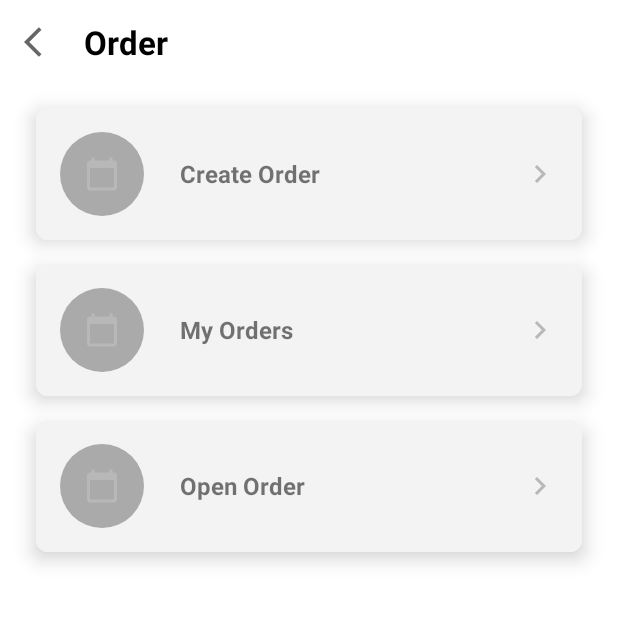
After one commit to onevisionpro/pickup-apps, an Android app: the OrderActivity screen opened directly, with no data from a screen before it, on a phone screen of 412 x 824 dp, the top half of it. The commit adds this screen. Run offline under Robolectric (Android 15) with nearby library versions, the phone set to English and light mode, and no system bars.

Commit message:
created order page

```diff
--- a/app/src/main/AndroidManifest.xml
+++ b/app/src/main/AndroidManifest.xml
@@ -9,7 +9,8 @@
         android:roundIcon="@mipmap/ic_launcher_round"
         android:supportsRtl="true"
         android:theme="@style/Theme.GoPickup">
-        <activity android:name=".presentation.create_order.CreateOrderActivity"></activity>
+        <activity android:name=".presentation.order.OrderActivity"></activity>
+        <activity android:name=".presentation.create_order.CreateOrderActivity" />
         <activity android:name=".presentation.otp.OTPActivity" />
         <activity android:name=".presentation.main.MainActivity" />
         <activity android:name=".presentation.login.LoginActivity" />
--- a/app/src/main/java/com/example/gopickup/presentation/main/MainActivity.kt
+++ b/app/src/main/java/com/example/gopickup/presentation/main/MainActivity.kt
@@ -57,7 +57,7 @@ class MainActivity : AppCompatActivity() {
 
     private fun initView() {
         binding.fab.setOnClickListener {
-            NavigationUtils.navigateToCreateOrderActivity(this)
+            NavigationUtils.navigateToOrderActivity(this)
         }
     }
 
--- /dev/null
+++ b/app/src/main/java/com/example/gopickup/presentation/order/OrderActivity.kt
@@ -0,0 +1,45 @@
+package com.example.gopickup.presentation.order
+
+import androidx.appcompat.app.AppCompatActivity
+import android.os.Bundle
+import com.example.gopickup.R
+import com.example.gopickup.databinding.ActivityOrderBinding
+import com.example.gopickup.utils.NavigationUtils
+import com.example.gopickup.utils.showToast
+
+class OrderActivity : AppCompatActivity() {
+
+    private var _binding: ActivityOrderBinding? = null
+    private val binding get() = _binding!!
+
+    override fun onCreate(savedInstanceState: Bundle?) {
+        super.onCreate(savedInstanceState)
+        _binding = ActivityOrderBinding.inflate(layoutInflater)
+        setContentView(binding.root)
+
+        initView()
+
+    }
+
+    private fun initView() {
+        binding.toolbar.tvToolbarTitle.text = "Order"
+        binding.toolbar.icBack.setOnClickListener { finish() }
+
+        binding.createOrder.setOnClickListener {
+            NavigationUtils.navigateToCreateOrderActivity(this)
+        }
+
+        binding.myOrders.setOnClickListener {
+            showToast("my orders clicked")
+        }
+
+        binding.openOrder.setOnClickListener {
+            showToast("open order clicked")
+        }
+    }
+
+    override fun onDestroy() {
+        super.onDestroy()
+        _binding = null
+    }
+}
--- a/app/src/main/java/com/example/gopickup/utils/NavigationUtils.kt
+++ b/app/src/main/java/com/example/gopickup/utils/NavigationUtils.kt
@@ -5,6 +5,7 @@ import android.content.Intent
 import com.example.gopickup.presentation.create_order.CreateOrderActivity
 import com.example.gopickup.presentation.login.LoginActivity
 import com.example.gopickup.presentation.main.MainActivity
+import com.example.gopickup.presentation.order.OrderActivity
 import com.example.gopickup.presentation.otp.OTPActivity
 
 object NavigationUtils {
@@ -24,4 +25,8 @@ object NavigationUtils {
     fun navigateToCreateOrderActivity(activity: Activity) {
         activity.startActivity(Intent(activity, CreateOrderActivity::class.java))
     }
+
+    fun navigateToOrderActivity(activity: Activity) {
+        activity.startActivity(Intent(activity, OrderActivity::class.java))
+    }
 }
--- /dev/null
+++ b/app/src/main/res/drawable-v24/view_rounded_50_darker_gray.xml
@@ -0,0 +1,8 @@
+<?xml version="1.0" encoding="utf-8"?>
+<shape xmlns:android="http://schemas.android.com/apk/res/android"
+    android:shape="rectangle">
+
+    <corners android:radius="50dp" />
+    <solid android:color="@android:color/darker_gray" />
+
+</shape>
--- /dev/null
+++ b/app/src/main/res/drawable/ic_baseline_keyboard_arrow_right_24.xml
@@ -0,0 +1,5 @@
+<vector android:height="24dp" android:tint="#B8B8B8"
+    android:viewportHeight="24" android:viewportWidth="24"
+    android:width="24dp" xmlns:android="http://schemas.android.com/apk/res/android">
+    <path android:fillColor="@android:color/white" android:pathData="M8.59,16.59L13.17,12 8.59,7.41 10,6l6,6 -6,6 -1.41,-1.41z"/>
+</vector>
--- a/app/src/main/res/layout/activity_main.xml
+++ b/app/src/main/res/layout/activity_main.xml
@@ -39,7 +39,6 @@
         android:layout_height="wrap_content"
         app:tint="@color/white"
         android:contentDescription="@string/app_name"
-
         android:src="@drawable/ic_baseline_add_24"
         app:layout_anchor="@id/bottomAppBar" />
 
--- /dev/null
+++ b/app/src/main/res/layout/activity_order.xml
@@ -0,0 +1,152 @@
+<?xml version="1.0" encoding="utf-8"?>
+<LinearLayout xmlns:android="http://schemas.android.com/apk/res/android"
+    xmlns:app="http://schemas.android.com/apk/res-auto"
+    xmlns:tools="http://schemas.android.com/tools"
+    android:layout_width="match_parent"
+    android:layout_height="match_parent"
+    android:orientation="vertical"
+    tools:context=".presentation.order.OrderActivity">
+
+    <include
+        android:id="@+id/toolbar"
+        layout="@layout/custom_toolbar_back" />
+
+    <com.google.android.material.card.MaterialCardView
+        android:id="@+id/create_order"
+        android:layout_width="match_parent"
+        android:layout_height="wrap_content"
+        android:layout_marginStart="24dp"
+        android:layout_marginTop="16dp"
+        android:layout_marginEnd="24dp"
+        app:cardCornerRadius="8dp"
+        app:cardElevation="8dp">
+
+        <RelativeLayout
+            android:layout_width="match_parent"
+            android:layout_height="wrap_content"
+            android:background="@color/gray"
+            android:padding="16dp">
+
+            <ImageView
+                android:id="@+id/ic_create_order"
+                android:layout_width="wrap_content"
+                android:layout_height="wrap_content"
+                android:background="@drawable/view_rounded_50_darker_gray"
+                android:padding="16dp"
+                android:src="@drawable/ic_baseline_calendar_today_24"
+                tools:viewBindingIgnore="true" />
+
+            <TextView
+                android:layout_width="wrap_content"
+                android:layout_height="wrap_content"
+                android:text="Create Order"
+                android:layout_toEndOf="@id/ic_create_order"
+                android:layout_centerVertical="true"
+                android:layout_marginStart="24dp"
+                android:textSize="16sp"
+                android:textStyle="bold"/>
+
+            <ImageView
+                android:layout_width="wrap_content"
+                android:layout_height="wrap_content"
+                android:src="@drawable/ic_baseline_keyboard_arrow_right_24"
+                android:layout_centerVertical="true"
+                android:layout_alignParentEnd="true"/>
+
+        </RelativeLayout>
+
+    </com.google.android.material.card.MaterialCardView>
+
+    <com.google.android.material.card.MaterialCardView
+        android:id="@+id/my_orders"
+        android:layout_width="match_parent"
+        android:layout_height="wrap_content"
+        android:layout_marginStart="24dp"
+        android:layout_marginTop="16dp"
+        android:layout_marginEnd="24dp"
+        app:cardCornerRadius="8dp"
+        app:cardElevation="8dp">
+
+        <RelativeLayout
+            android:layout_width="match_parent"
+            android:layout_height="wrap_content"
+            android:background="@color/gray"
+            android:padding="16dp">
+
+            <ImageView
+                android:id="@+id/ic_my_orders"
+                android:layout_width="wrap_content"
+                android:layout_height="wrap_content"
+                android:background="@drawable/view_rounded_50_darker_gray"
+                android:padding="16dp"
+                android:src="@drawable/ic_baseline_calendar_today_24"
+                tools:viewBindingIgnore="true" />
+
+            <TextView
+                android:layout_width="wrap_content"
+                android:layout_height="wrap_content"
+                android:text="My Orders"
+                android:layout_toEndOf="@id/ic_my_orders"
+                android:layout_centerVertical="true"
+                android:layout_marginStart="24dp"
+                android:textSize="16sp"
+                android:textStyle="bold"/>
+
+            <ImageView
+                android:layout_width="wrap_content"
+                android:layout_height="wrap_content"
+                android:src="@drawable/ic_baseline_keyboard_arrow_right_24"
+                android:layout_centerVertical="true"
+                android:layout_alignParentEnd="true"/>
+
+        </RelativeLayout>
+
+    </com.google.android.material.card.MaterialCardView>
+
+    <com.google.android.material.card.MaterialCardView
+        android:id="@+id/open_order"
+        android:layout_width="match_parent"
+        android:layout_height="wrap_content"
+        android:layout_marginStart="24dp"
+        android:layout_marginTop="16dp"
+        android:layout_marginEnd="24dp"
+        app:cardCornerRadius="8dp"
+        app:cardElevation="8dp">
+
+        <RelativeLayout
+            android:layout_width="match_parent"
+            android:layout_height="wrap_content"
+            android:background="@color/gray"
+            android:padding="16dp">
+
+            <ImageView
+                android:id="@+id/ic_open_order"
+                android:layout_width="wrap_content"
+                android:layout_height="wrap_content"
+                android:background="@drawable/view_rounded_50_darker_gray"
+                android:padding="16dp"
+                android:src="@drawable/ic_baseline_calendar_today_24"
+                tools:viewBindingIgnore="true" />
+
+            <TextView
+                android:layout_width="wrap_content"
+                android:layout_height="wrap_content"
+                android:text="Open Order"
+                android:layout_toEndOf="@id/ic_open_order"
+                android:layout_centerVertical="true"
+                android:layout_marginStart="24dp"
+                android:textSize="16sp"
+                android:textStyle="bold"/>
+
+            <ImageView
+                android:layout_width="wrap_content"
+                android:layout_height="wrap_content"
+                android:src="@drawable/ic_baseline_keyboard_arrow_right_24"
+                android:layout_centerVertical="true"
+                android:layout_alignParentEnd="true"/>
+
+        </RelativeLayout>
+
+    </com.google.android.material.card.MaterialCardView>
+
+</LinearLayout>
```
